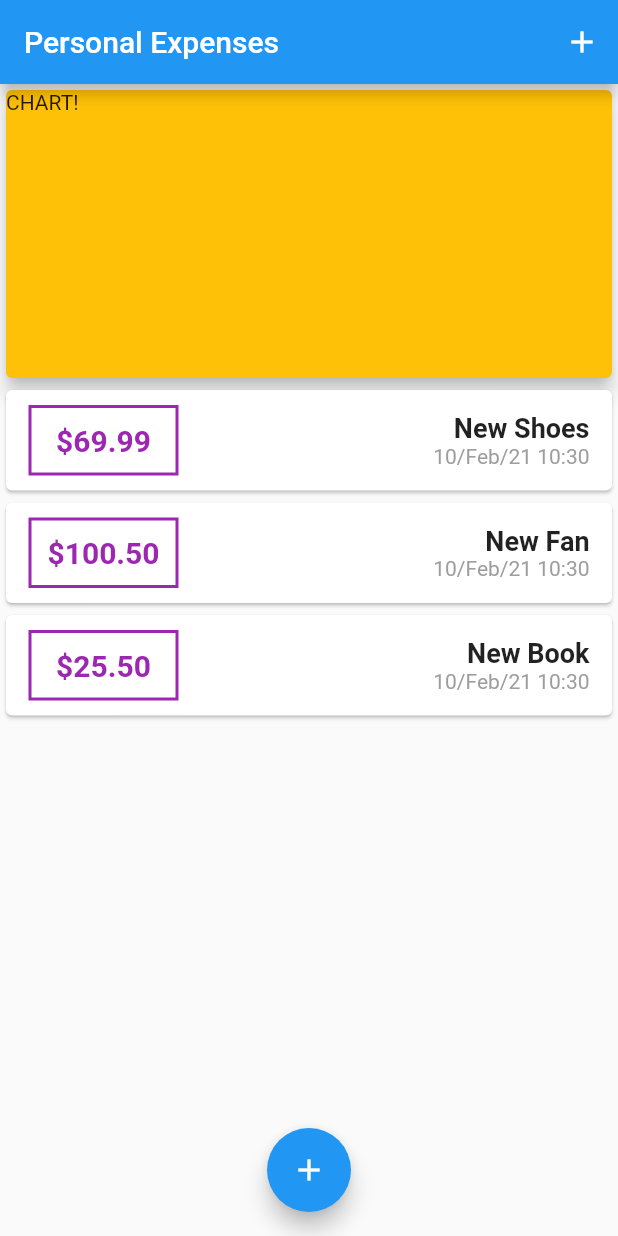
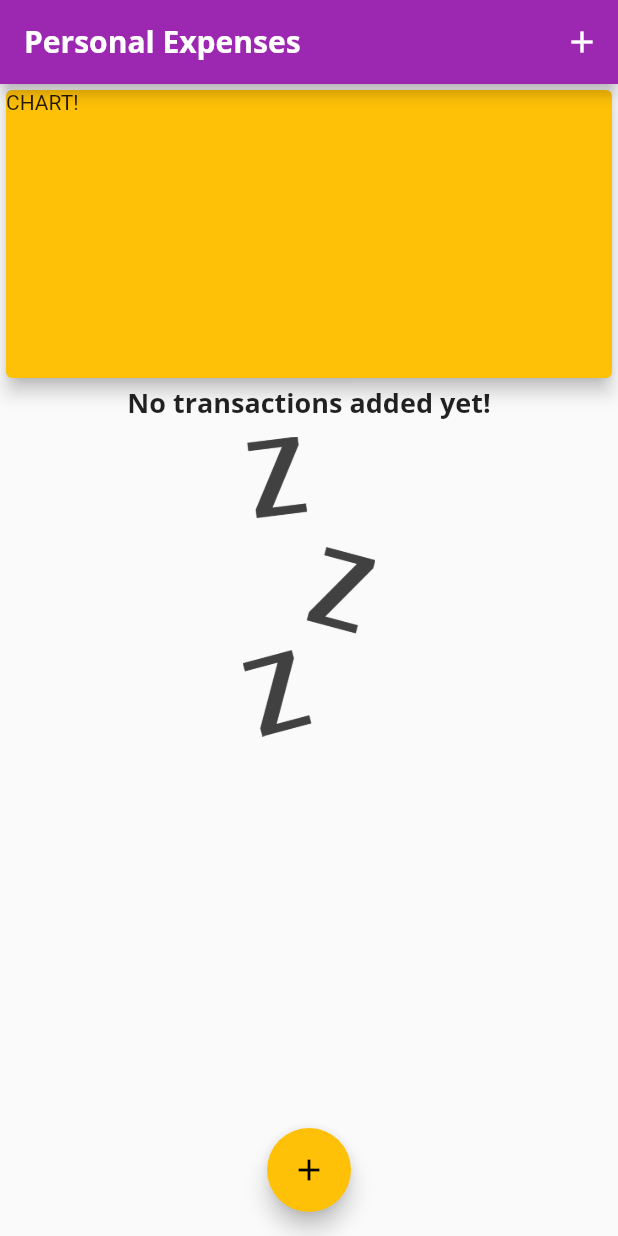
Before and after one commit to msbatista/personal_expenses_udemy_course, a Flutter app: the screen it shows after launch, on a phone screen of 412 x 824 dp. Run offline on Flutter 3.47's test engine with Material 2 defaults, Android fonts, the phone set to English and light mode, and no system bars.

```diff
--- a/lib/components/transaction_card.dart
+++ b/lib/components/transaction_card.dart
@@ -22,7 +22,7 @@ class TransactionCard extends StatelessWidget {
             ),
             decoration: BoxDecoration(
               border: Border.all(
-                color: Colors.purple,
+                color: Theme.of(context).primaryColor,
                 width: 2,
               ),
             ),
@@ -31,7 +31,7 @@ class TransactionCard extends StatelessWidget {
               style: TextStyle(
                 fontWeight: FontWeight.bold,
                 fontSize: 20,
-                color: Colors.purple,
+                color: Theme.of(context).primaryColor,
               ),
               textAlign: TextAlign.center,
             ),
@@ -47,10 +47,7 @@ class TransactionCard extends StatelessWidget {
               children: [
                 Text(
                   transaction.title,
-                  style: TextStyle(
-                    fontSize: 18,
-                    fontWeight: FontWeight.bold,
-                  ),
+                  style: Theme.of(context).textTheme.headline6,
                 ),
                 Text(
                   dateUtils.dateFormat(transaction.transactionDate),
--- a/lib/components/transaction_container.dart
+++ b/lib/components/transaction_container.dart
@@ -13,7 +13,26 @@ class TransactionContainer extends StatelessWidget {
   Widget build(BuildContext context) {
     return Container(
       height: 295,
-      child: ListView.builder(
+      child: transactions.isEmpty
+          ? Column(
+              children: <Widget>[
+                Text(
+                  'No transactions added yet!',
+                  style: Theme.of(context).textTheme.headline6,
+                ),
+                SizedBox(
+                  height: 10,
+                ),
+                Container(
+                  height: 200,
+                  child: Image.asset(
+                    'assets/images/waiting.png',
+                    fit: BoxFit.cover,
+                  ),
+                )
+              ],
+            )
+          : ListView.builder(
               itemBuilder: (context, index) {
                 return TransactionCard(
                   transaction: transactions[index],
--- a/lib/main.dart
+++ b/lib/main.dart
@@ -11,7 +11,28 @@ class PersonalExpenses extends StatelessWidget {
   @override
   Widget build(BuildContext context) {
     return MaterialApp(
-      title: 'Personal Expenses App',
+      title: 'Personal Expenses',
+      theme: ThemeData(
+        primarySwatch: Colors.purple,
+        accentColor: Colors.amber,
+        fontFamily: 'Quicksand',
+        textTheme: ThemeData.light().textTheme.copyWith(
+              headline6: TextStyle(
+                fontFamily: 'OpenSans',
+                fontSize: 18,
+                fontWeight: FontWeight.bold,
+              ),
+            ),
+        appBarTheme: AppBarTheme(
+          textTheme: ThemeData.light().textTheme.copyWith(
+                headline6: TextStyle(
+                  fontFamily: 'OpenSans',
+                  fontSize: 20,
+                  fontWeight: FontWeight.bold,
+                ),
+              ),
+        ),
+      ),
       home: PersonalExpensesHomePage(),
     );
   }
@@ -56,7 +77,9 @@ class _PersonalExpensesHomePageState extends State<PersonalExpensesHomePage> {
   Widget build(BuildContext context) {
     return Scaffold(
       appBar: AppBar(
-        title: Text('Personal Expenses'),
+        title: Text(
+          'Personal Expenses',
+        ),
         actions: <Widget>[
           IconButton(
             icon: Icon(Icons.add),
@@ -82,22 +105,22 @@ class _PersonalExpensesHomePageState extends State<PersonalExpensesHomePage> {
 }
 
 List<Transaction> _getTransactions() => [
-      Transaction(
-        id: 't1',
-        title: 'New Shoes',
-        amount: 69.99,
-        transactionDate: DateTime.now(),
-      ),
-      Transaction(
-        id: 't2',
-        title: 'New Fan',
-        amount: 100.50,
-        transactionDate: DateTime.now(),
-      ),
-      Transaction(
-        id: 't2',
-        title: 'New Book',
-        amount: 25.50,
-        transactionDate: DateTime.now(),
-      ),
+      // Transaction(
+      //   id: 't1',
+      //   title: 'New Shoes',
+      //   amount: 69.99,
+      //   transactionDate: DateTime.now(),
+      // ),
+      // Transaction(
+      //   id: 't2',
+      //   title: 'New Fan',
+      //   amount: 100.50,
+      //   transactionDate: DateTime.now(),
+      // ),
+      // Transaction(
+      //   id: 't2',
+      //   title: 'New Book',
+      //   amount: 25.50,
+      //   transactionDate: DateTime.now(),
+      // ),
     ];
```
Also changed, not shown: pubspec.yaml (+13 -9 lines), assets/fonts/OpenSans-Bold.ttf (added), assets/fonts/OpenSans-Regular.ttf (added), assets/fonts/Quicksand-Bold.ttf (added), assets/fonts/Quicksand-Light.ttf (added), assets/fonts/Quicksand-Medium.ttf (added), assets/fonts/Quicksand-Regular.ttf (added), assets/images/waiting.png (added). Lines whose indentation alone changed are shown as unchanged.
